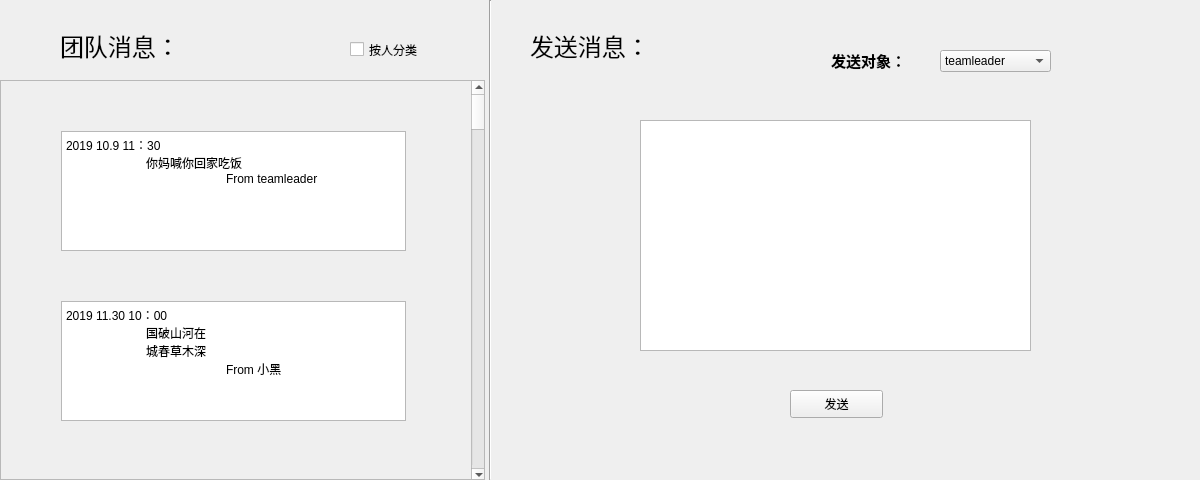
This is OutTime/teaminfo.ui in agilelike/OurTime as Qt 5 draws it before an edit. The edited form follows.
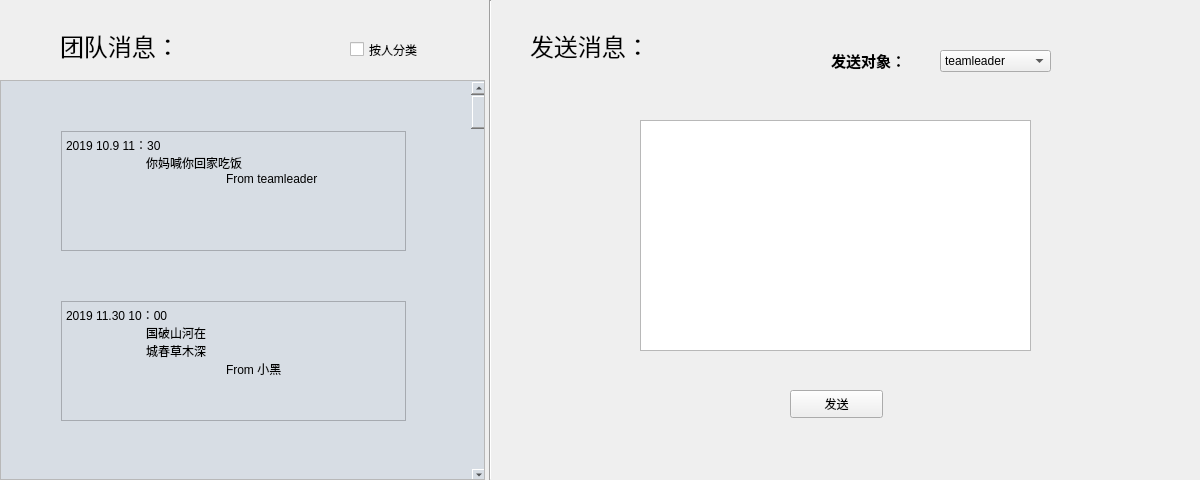
This is the edited form.

What changed in the file:
```diff
--- a/OutTime/teaminfo.ui
+++ b/OutTime/teaminfo.ui
@@ -60,6 +60,9 @@
       <height>398</height>
      </rect>
     </property>
+    <property name="styleSheet">
+     <string notr="true">background-color: rgb(215, 221, 228);</string>
+    </property>
     <widget class="QScrollBar" name="verticalScrollBar">
      <property name="geometry">
       <rect>
```
